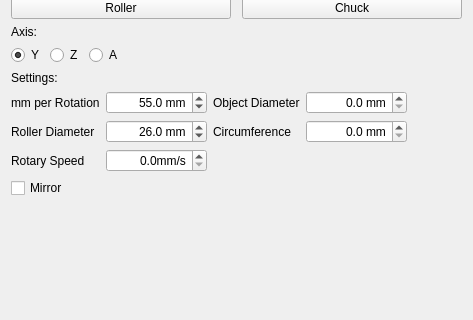
Qt form src/windows/rotary_setup.ui (flux3dp/swiftray) before a commit; both pictures show x 0 to 473 and y 90 to 410 of the 473 by 528 pixel window.
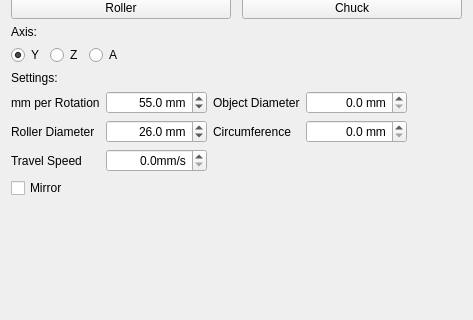
The same form after that commit. Icons and pictures are not drawn.

Commit message: Fix rotary UI name & machine update

The edit to the form file:
```diff
--- a/src/windows/rotary_setup.ui
+++ b/src/windows/rotary_setup.ui
@@ -378,7 +378,7 @@
      <item row="4" column="0">
       <widget class="QLabel" name="label_9">
        <property name="text">
-        <string>Rotary Speed</string>
+        <string>Travel Speed</string>
        </property>
       </widget>
      </item>
```
Left out of the diff: 2 changed lines with no effect on the pictures. The commit also changes 1 other file.
